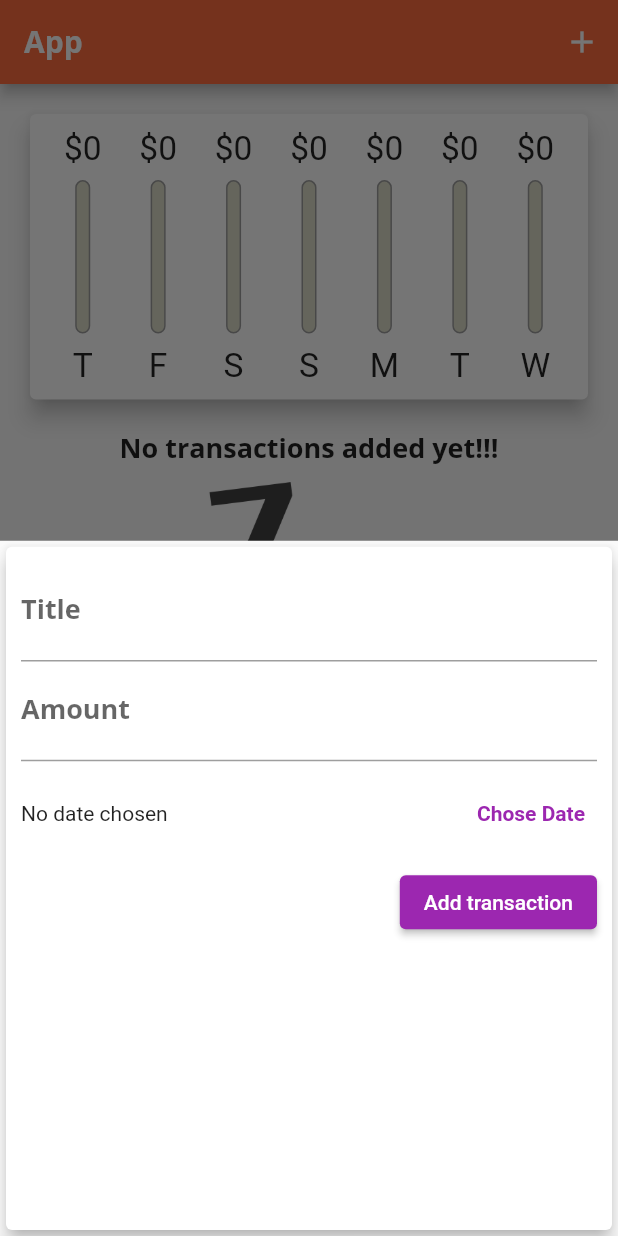
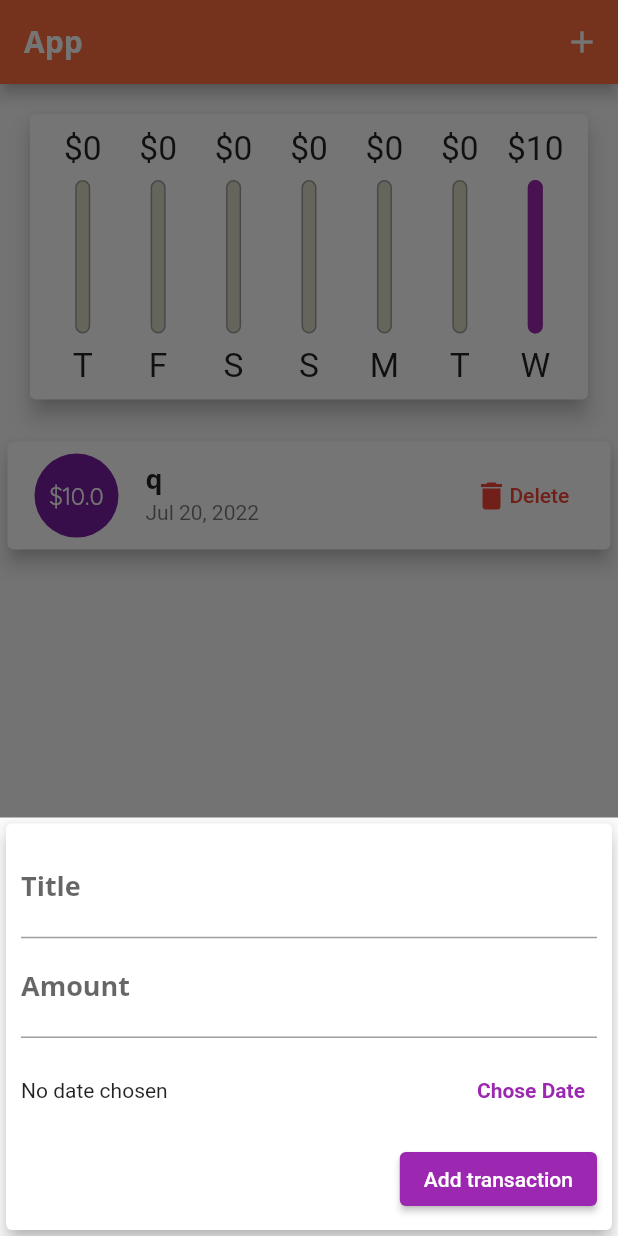
Before and after one commit to boyk0/pesonal-expenses-app, a Flutter app: the screen it shows after launch, after a tap on the "add" icon, on a phone screen of 412 x 824 dp. Run offline on Flutter 3.47's test engine with Material 2 defaults, Android fonts, the phone set to English and light mode, and no system bars.

Commit message:
add delete for landscape

```diff
--- a/lib/main.dart
+++ b/lib/main.dart
@@ -54,7 +54,7 @@ class MyHomePage extends StatefulWidget {
 
 class _MyHomePageState extends State<MyHomePage> {
   final List<Transaction> _userTransactions = [
-    // Transaction(id: 't1', title: 'q', amount: 10, date: DateTime.now()),
+    Transaction(id: 't1', title: 'q', amount: 10, date: DateTime.now()),
     // Transaction(id: 't2', title: 'w', amount: 11.1, date: DateTime.now()),
   ];
   bool _showChart = false;
--- a/lib/widgets/new_transaction.dart
+++ b/lib/widgets/new_transaction.dart
@@ -55,10 +55,16 @@ class _NewTransactionState extends State<NewTransaction> {
 
   @override
   Widget build(BuildContext context) {
-    return Card(
+    return SingleChildScrollView(
+      child: Card(
         elevation: 5,
         child: Container(
-        padding: EdgeInsets.all(10),
+          padding: EdgeInsets.only(
+              top: 10,
+              left: 10,
+              right: 10,
+              bottom: MediaQuery.of(context).viewInsets.bottom + 10,
+          ),
           child: Column(
             crossAxisAlignment: CrossAxisAlignment.end,
             children: [
@@ -106,6 +112,7 @@ class _NewTransactionState extends State<NewTransaction> {
             ],
           ),
         ),
+      ),
     );
   }
 }
--- a/lib/widgets/transaction_list.dart
+++ b/lib/widgets/transaction_list.dart
@@ -61,7 +61,20 @@ class TransactionList extends StatelessWidget {
                 DateFormat.yMMMd().format(transactions[i].date,
               ),
             ),
-              trailing: IconButton(
+              trailing: MediaQuery.of(context).size.width > 400 ? TextButton(
+                onPressed: () => deleteTransaction(transactions[i].id),
+                style: TextButton.styleFrom(
+                  primary: Theme.of(context).errorColor,
+                ),
+                child: FittedBox(
+                  child: Row(
+                    children: [
+                      Icon(Icons.delete),
+                      Text('Delete '),
+                    ],
+                  ),
+                ),
+              ) : IconButton(
                 onPressed: () => deleteTransaction(transactions[i].id),
                 color: Theme.of(context).errorColor,
                 icon: Icon(Icons.delete),
```
Lines whose indentation alone changed are shown as unchanged.
